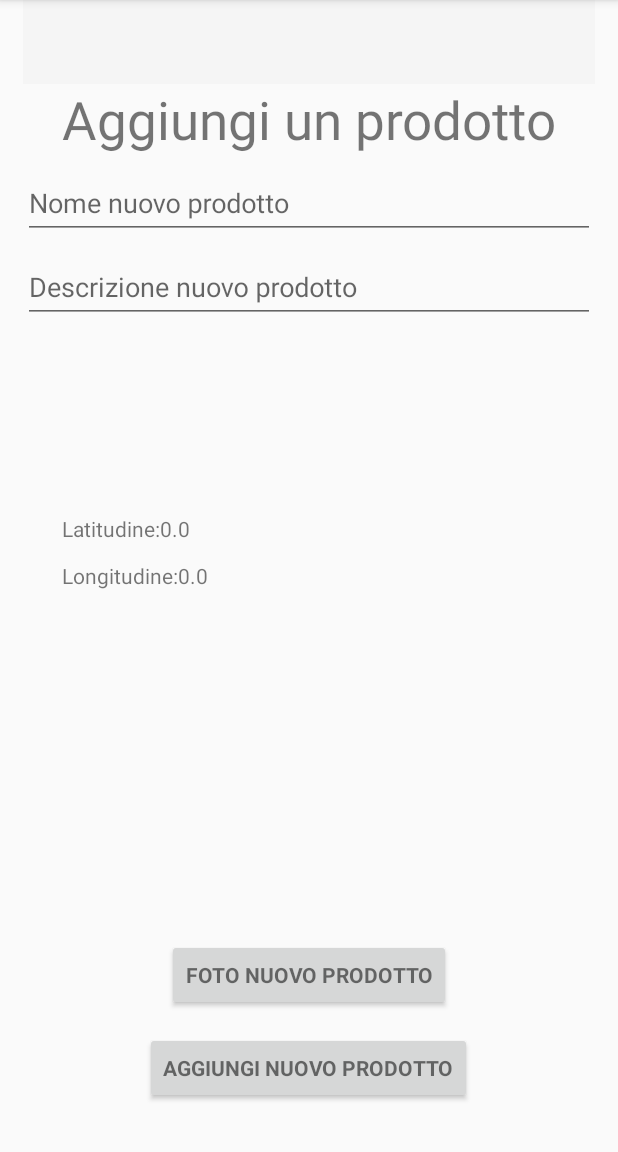
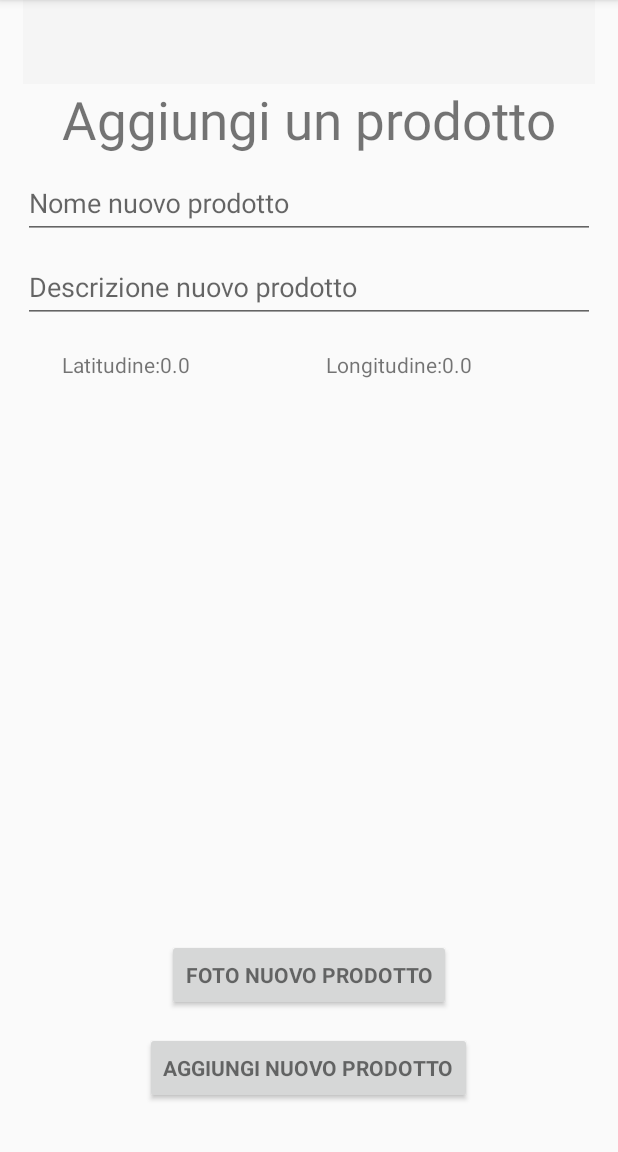
Before and after one commit to FoodAdvisorProject/FoodAdvisorAndroid, an Android app: the fragment NewProductFragment shown on its own in the app's theme, on a phone screen of 412 x 824 dp, the part 84-1236 px from its top. Run offline under Robolectric (Android 15) with nearby library versions, the phone set to English and light mode, and no system bars; libraries missing offline, so code that uses them is left out: cn.pedant, es.dmoral.toasty; 1 statement that could not run was skipped.

```diff
--- a/app/src/main/res/layout/fragment_new_product.xml
+++ b/app/src/main/res/layout/fragment_new_product.xml
@@ -94,17 +94,18 @@
         android:layout_width="wrap_content"
         android:layout_height="wrap_content"
         android:text="@string/latitude"
-        android:layout_above="@+id/longitude"
-        android:layout_alignStart="@+id/textView5"
-        android:layout_marginBottom="12dp" />
+        android:layout_alignBaseline="@+id/longitude"
+        android:layout_alignBottom="@+id/longitude"
+        android:layout_alignStart="@+id/textView5" />
 
     <TextView
         android:id="@+id/longitude"
         android:layout_width="wrap_content"
         android:layout_height="wrap_content"
         android:text="@string/longitude"
-        android:layout_centerVertical="true"
-        android:layout_alignStart="@+id/latitude" />
+        android:layout_marginTop="18dp"
+        android:layout_below="@+id/textInputLayout2"
+        android:layout_alignEnd="@+id/new_product_button" />
 
     <ProgressBar
         android:id="@+id/loadingBar"
@@ -117,12 +118,11 @@
 
     <ImageView
         android:id="@+id/imageLoaded"
-        android:layout_width="60sp"
-        android:layout_height="60sp"
+        android:layout_width="120sp"
+        android:layout_height="120sp"
         app:srcCompat="@drawable/farmer"
         android:visibility="invisible"
-        android:layout_below="@+id/textInputLayout2"
-        android:layout_toEndOf="@+id/loadingBar"
-        android:layout_marginStart="36dp" />
+        android:layout_below="@+id/latitude"
+        android:layout_centerHorizontal="true" />
 
 </RelativeLayout>
```
Also changed, not shown: app/src/main/java/pro/rane/foodadvisor/RegisterActivity.java (+14 -10 lines).
